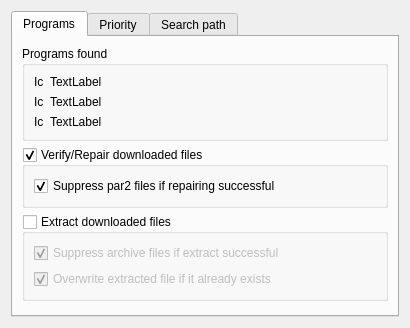
KDE/kwooty, file src/preferences/preferencesprograms.ui: the form before one commit.
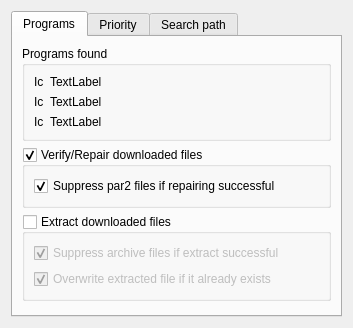
The form after the commit. Custom widgets are drawn as their Qt base class.

```diff
--- a/src/preferences/preferencesprograms.ui
+++ b/src/preferences/preferencesprograms.ui
@@ -6,7 +6,7 @@
    <rect>
     <x>0</x>
     <y>0</y>
-    <width>410</width>
+    <width>350</width>
     <height>328</height>
    </rect>
   </property>
```
